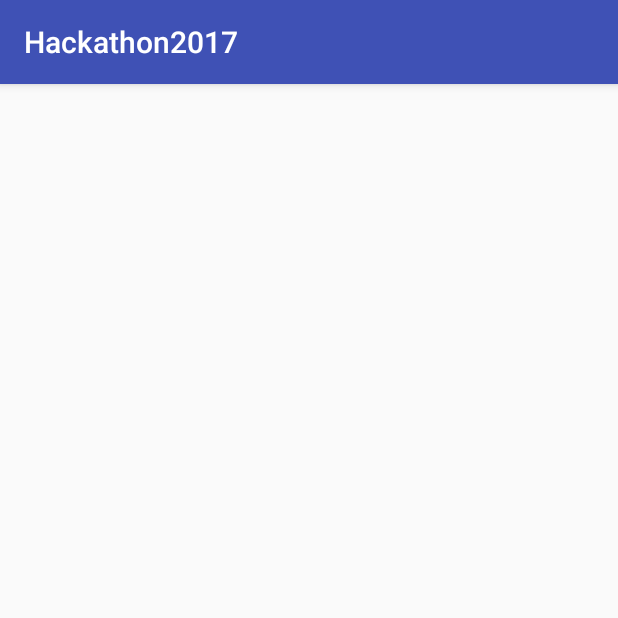
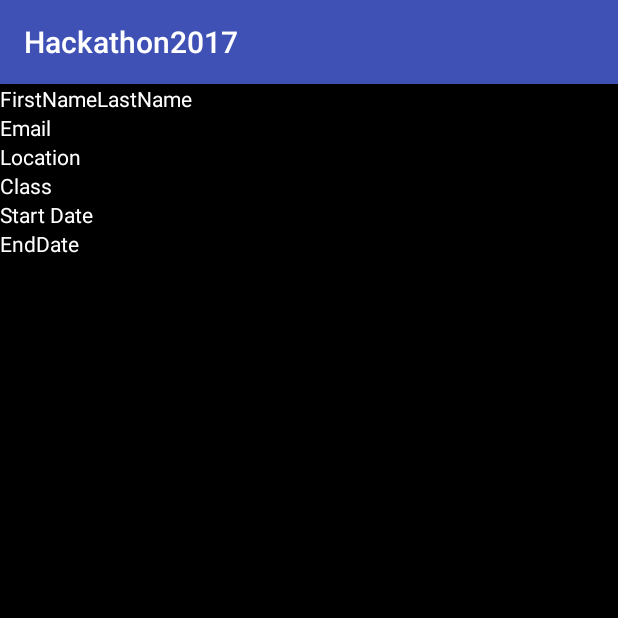
Before and after one commit to JunshuaiFeng/Hackathon2017, an Android app: the ReservationActivity screen opened directly, with no data from a screen before it, on a phone screen of 412 x 824 dp, the top half of it. Run offline under Robolectric (Android 15) with nearby library versions, the phone set to English and light mode, and no system bars.

Commit message:
Added my reservation activity

```diff
--- a/app/src/main/java/com/hertzdonut/hackathon2017/HomeActivity.java
+++ b/app/src/main/java/com/hertzdonut/hackathon2017/HomeActivity.java
@@ -11,9 +11,6 @@ public class HomeActivity extends AppCompatActivity {
     protected void onCreate(Bundle savedInstanceState) {
         super.onCreate(savedInstanceState);
         setContentView(R.layout.activity_home);
-
-
-
     }
 
     // Method called when Start Reservation button is clicked
--- a/app/src/main/res/layout/activity_reservation.xml
+++ b/app/src/main/res/layout/activity_reservation.xml
@@ -1,9 +1,66 @@
 <?xml version="1.0" encoding="utf-8"?>
-<android.support.constraint.ConstraintLayout xmlns:android="http://schemas.android.com/apk/res/android"
+<LinearLayout xmlns:android="http://schemas.android.com/apk/res/android"
     xmlns:app="http://schemas.android.com/apk/res-auto"
     xmlns:tools="http://schemas.android.com/tools"
     android:layout_width="match_parent"
     android:layout_height="match_parent"
-    tools:context="com.hertzdonut.hackathon2017.ReservationActivity">
+    android:background="#000000"
+    android:orientation="vertical" >
 
-</android.support.constraint.ConstraintLayout>
+
+    <LinearLayout
+        android:layout_width="wrap_content"
+        android:layout_height="wrap_content">
+
+        <TextView
+            android:id="@+id/txtFirstName"
+            android:layout_width="wrap_content"
+            android:layout_height="wrap_content"
+            android:text="FirstName"
+            android:textColor="#FFFFFF"/>
+
+        <TextView
+            android:id="@+id/txtLastName"
+            android:layout_width="wrap_content"
+            android:layout_height="wrap_content"
+            android:text="LastName"
+            android:textColor="#FFFFFF"/>
+
+    </LinearLayout>
+
+    <TextView
+        android:id="@+id/txtEmail"
+        android:layout_width="wrap_content"
+        android:layout_height="wrap_content"
+        android:text="Email"
+        android:textColor="#FFFFFF" />
+
+    <TextView
+        android:id="@+id/txtLocation"
+        android:layout_width="match_parent"
+        android:layout_height="wrap_content"
+        android:text="Location"
+        android:textColor="#FFFFFF"/>
+
+    <TextView
+        android:id="@+id/txtCarClass"
+        android:layout_width="match_parent"
+        android:layout_height="wrap_content"
+        android:text="Class"
+        android:textColor="#FFFFFF"/>
+
+    <TextView
+        android:id="@+id/txtStartDate"
+        android:layout_width="match_parent"
+        android:layout_height="wrap_content"
+        android:text="Start Date"
+        android:textColor="#FFFFFF"/>
+
+    <TextView
+        android:id="@+id/txtEndDate"
+        android:layout_width="match_parent"
+        android:layout_height="wrap_content"
+        android:text="EndDate"
+        android:textColor="#FFFFFF"/>
+
+</LinearLayout>
```
